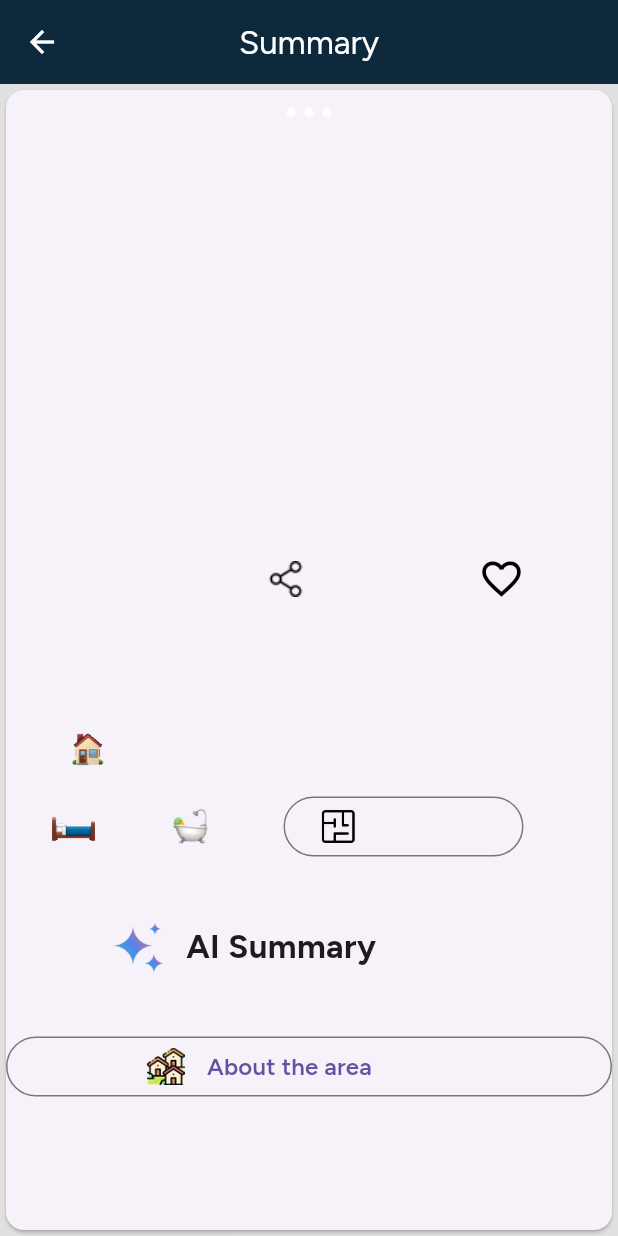
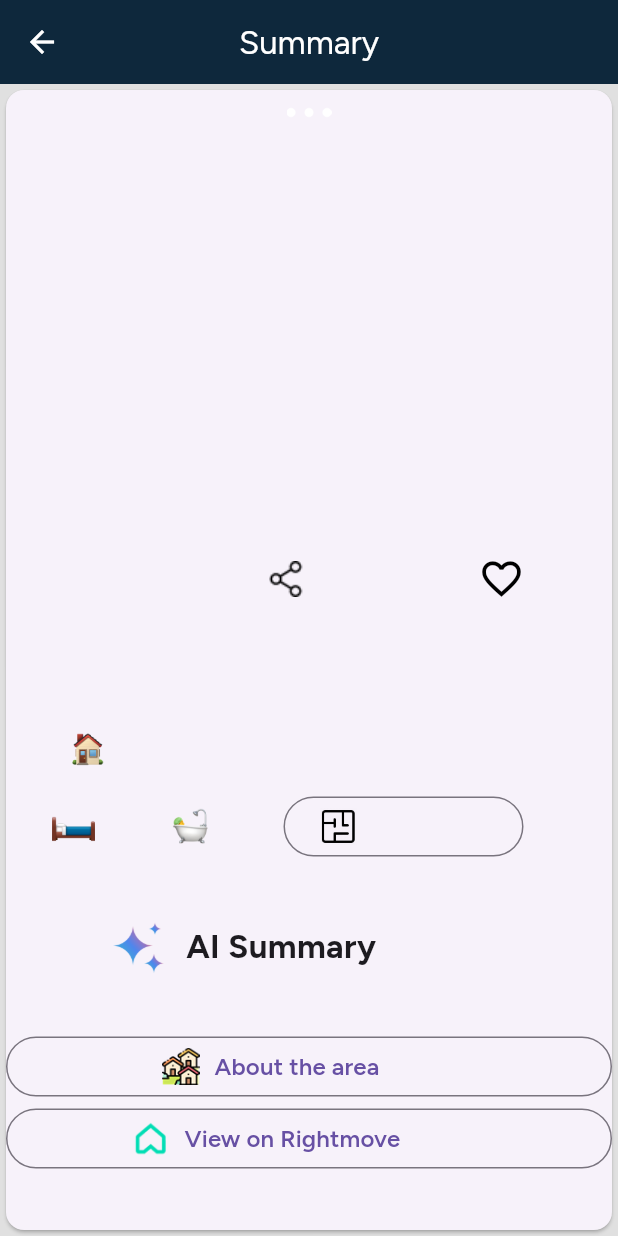
Before and after one commit to adilhafiz123/PropAI, a Flutter app: the ListingScreen screen opened directly with empty values, on a phone screen of 412 x 824 dp. Run offline on Flutter 3.47's test engine with Material 3 defaults, Android fonts, the phone set to English and light mode, and no system bars; our stand-ins replace cloud_firestore, firebase_core, flutter_markdown, geocoding, google_generative_ai, google_maps_flutter; accounts and stored records are empty; network calls fail.

Commit message:
Rightmove Link

```diff
--- a/lib/LLMs/gemini.dart
+++ b/lib/LLMs/gemini.dart
@@ -119,7 +119,7 @@ Future<Listing> buildListingFromGemini(ChatSession chat,
   String responseText = response.text.toString();
   var jsonObj = jsonDecode(responseText.substring(8, responseText.length - 4));
   String geminiSummary = jsonObj['Summary'];
-  double overallRating = jsonObj['OverallRating'];
+  double overallRating = jsonObj['OverallRating'] as double;
 
   int inputTokenCount = response.usageMetadata?.promptTokenCount ?? 0;
   int outputTokenCount = response.usageMetadata?.candidatesTokenCount ?? 0;
--- a/lib/Screens/homeScreen.dart
+++ b/lib/Screens/homeScreen.dart
@@ -43,6 +43,7 @@ class _HomeState extends State<Home> {
   @override
   Widget build(BuildContext context) {
     return Scaffold(
+      resizeToAvoidBottomInset: false,
       appBar: AppBar(
         title: const Text(
           "Adil's App",
@@ -65,7 +66,6 @@ class _HomeState extends State<Home> {
               controller: myController,
               decoration: const InputDecoration(
                 border: OutlineInputBorder(),
-                focusColor: Colors.green,
                 hintText: 'Enter postcode',
               )),
         ),
--- a/lib/Screens/summaryScreen.dart
+++ b/lib/Screens/summaryScreen.dart
@@ -1,7 +1,7 @@
 import 'dart:io';
 import 'package:flutter/material.dart';
 import 'package:flutter_markdown/flutter_markdown.dart';
-//import 'package:url_launcher/url_launcher.dart';
+import 'package:url_launcher/url_launcher.dart';
 import 'package:my_flutter_application/Classes/ListingClass.dart';
 
 class ListingScreen extends StatefulWidget {
@@ -317,7 +317,7 @@ class _ListingScreenState extends State<ListingScreen> {
                     child: Row(
                       children: [
                         const SizedBox(
-                          width: 70,
+                          width: 80,
                         ),
                         SizedBox(
                           height: 25,
@@ -326,7 +326,7 @@ class _ListingScreenState extends State<ListingScreen> {
                           ),
                         ),
                         const SizedBox(
-                          width: 15,
+                          width: 10,
                         ),
                         const Text("About the area",
                             style: TextStyle(
@@ -359,6 +359,28 @@ class _ListingScreenState extends State<ListingScreen> {
                     },
                   ),
                 ),
+                OutlinedButton(
+                    child: Row(
+                      children: [
+                        const SizedBox(
+                          width: 60,
+                        ),
+                        SizedBox(
+                            height: 25,
+                            child: Image.asset("assets/rightmove.png")),
+                        const SizedBox(
+                          width: 10,
+                        ),
+                        const Text("View on Rightmove",
+                            style: TextStyle(
+                                fontSize: 16, fontWeight: FontWeight.w600)),
+                        const SizedBox(
+                          width: 15,
+                        ),
+                      ],
+                    ),
+                    onPressed: () async =>
+                        await launchUrl(Uri.parse(widget.listing.url))),
                 const SizedBox(
                   height: 20,
                 ),
--- a/pubspec.yaml
+++ b/pubspec.yaml
@@ -42,6 +42,7 @@ dependencies:
   geocoding: ^3.0.0
   firebase_core: ^3.8.0
   cloud_firestore: ^5.5.0
+  url_launcher: ^6.3.1
 
 dev_dependencies:
   flutter_test:
```
Also changed, not shown: lib/Screens/listViewScreen.dart (+15 -5 lines), assets/half_star.png, assets/rightmove.png (added), pubspec.lock, 5 other files.
